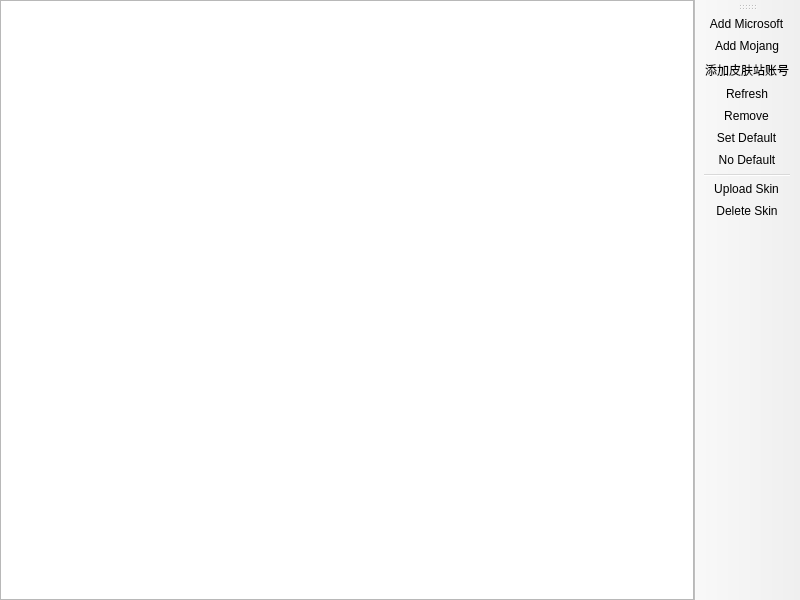
graytoowolf/Launcher-Cracked, file launcher/ui/pages/global/AccountListPage.ui: the form before one commit.
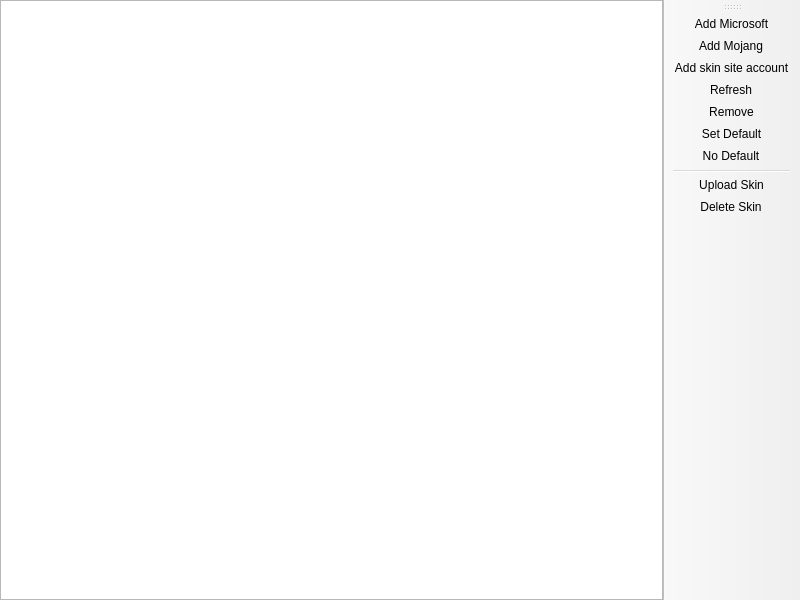
The form after the commit. Custom widgets are drawn as their Qt base class.

What changed in the file:
```diff
--- a/launcher/ui/pages/global/AccountListPage.ui
+++ b/launcher/ui/pages/global/AccountListPage.ui
@@ -117,7 +117,7 @@
     <bool>false</bool>
    </property>
    <property name="text">
-    <string>添加皮肤站账号</string>
+    <string>Add skin site account</string>
    </property>
    <property name="toolTip">
     <string>添加皮肤站账号</string>
```
Left out of the diff: 2 changed lines with no effect on the pictures.
